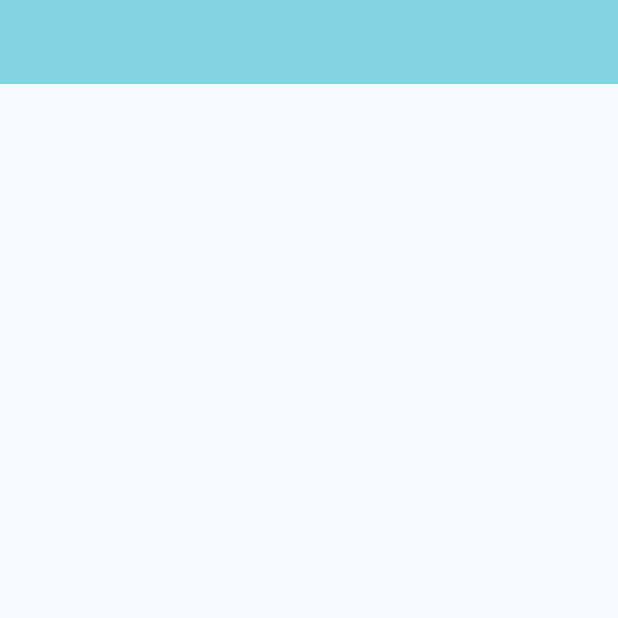
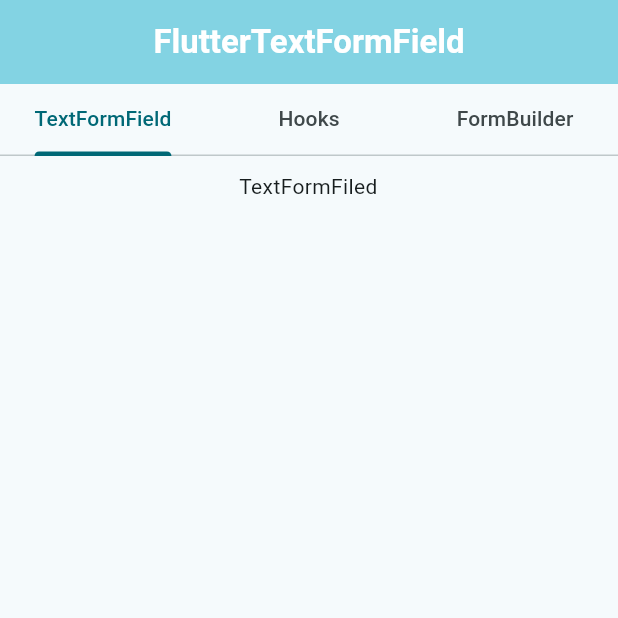
Before and after one commit to SouksavathPMS/flutterform, a Flutter app: the screen it shows after launch, on a phone screen of 412 x 824 dp, the top half of it. Run offline on Flutter 3.47's test engine with Material 2 defaults, Android fonts, the phone set to English and light mode, and no system bars.

Commit message:
Setting up the screen

```diff
--- a/lib/main.dart
+++ b/lib/main.dart
@@ -1,4 +1,7 @@
 import 'package:flutter/material.dart';
+import 'screens/flutter_form_builder.dart';
+import 'screens/flutter_hooks.dart';
+import 'screens/normal_text_form_filed.dart';
 
 void main() {
   runApp(const MyApp());
@@ -31,11 +34,61 @@ class MyHomePage extends StatefulWidget {
 }
 
 class _MyHomePageState extends State<MyHomePage> {
+  int _currentIndex = 0;
+
+  String _getAppBarTitle(int index) {
+    switch (index) {
+      case 0:
+        return "FlutterTextFormField";
+      case 1:
+        return "FlutterHooks";
+      case 2:
+        return "FlutterFormBuilder";
+      default:
+        return "";
+    }
+  }
+
   @override
   Widget build(BuildContext context) {
     return Scaffold(
       appBar: AppBar(
+        elevation: 0,
+        centerTitle: true,
         backgroundColor: Theme.of(context).colorScheme.inversePrimary,
+        title: Text(
+          _getAppBarTitle(_currentIndex),
+          style: const TextStyle(
+            color: Colors.white,
+            fontWeight: FontWeight.bold,
+          ),
+        ),
+      ),
+      body: DefaultTabController(
+        length: 3,
+        child: Column(
+          children: [
+            TabBar(
+              onTap: (value) => setState(() {
+                _currentIndex = value;
+              }),
+              tabs: const [
+                Tab(icon: Text("TextFormField")),
+                Tab(icon: Text("Hooks")),
+                Tab(icon: Text("FormBuilder")),
+              ],
+            ),
+            const Expanded(
+              child: TabBarView(
+                children: [
+                  NormalTextFormField(),
+                  FlutterHooks(),
+                  FlutterFormBuilder()
+                ],
+              ),
+            ),
+          ],
+        ),
       ),
     );
   }
--- /dev/null
+++ b/lib/screens/normal_text_form_filed.dart
@@ -0,0 +1,19 @@
+import 'package:flutter/material.dart';
+
+class NormalTextFormField extends StatelessWidget {
+  const NormalTextFormField({super.key});
+
+  @override
+  Widget build(BuildContext context) {
+    return const Padding(
+      padding: EdgeInsets.only(top: 10, left: 12, right: 13),
+      child: Column(
+        children: [
+          Center(
+            child: Text("TextFormFiled"),
+          )
+        ],
+      ),
+    );
+  }
+}
```
Also changed, not shown: lib/screens/flutter_form_builder.dart (added, +19 -0 lines), lib/screens/flutter_hooks.dart (added, +19 -0 lines).
